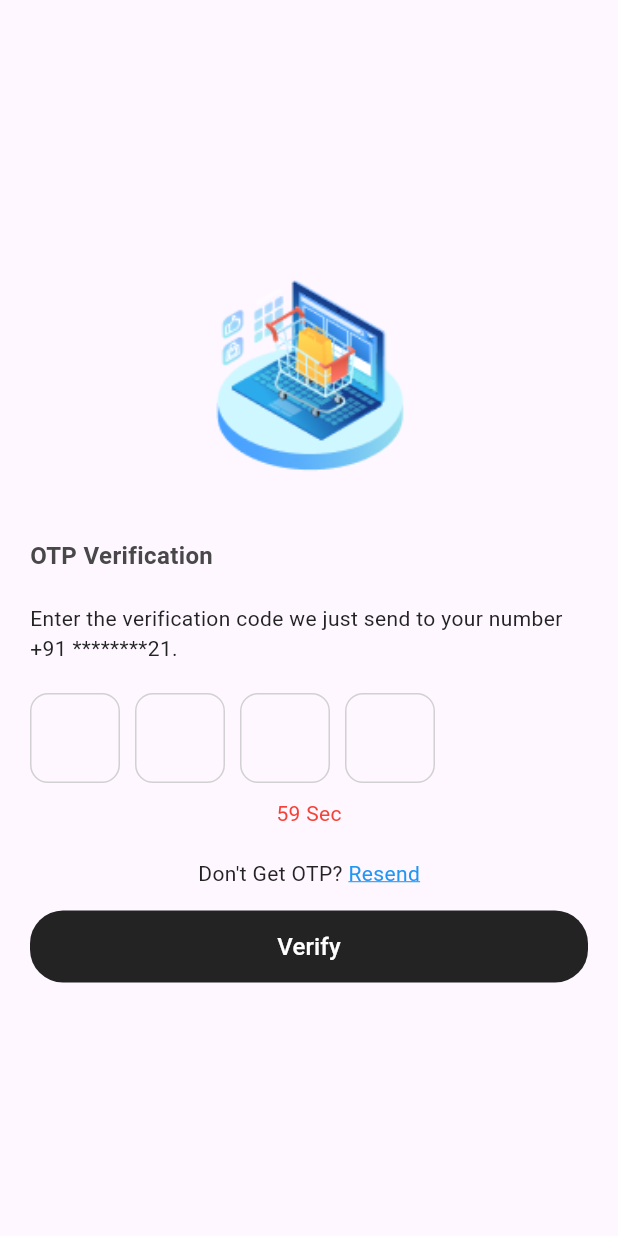
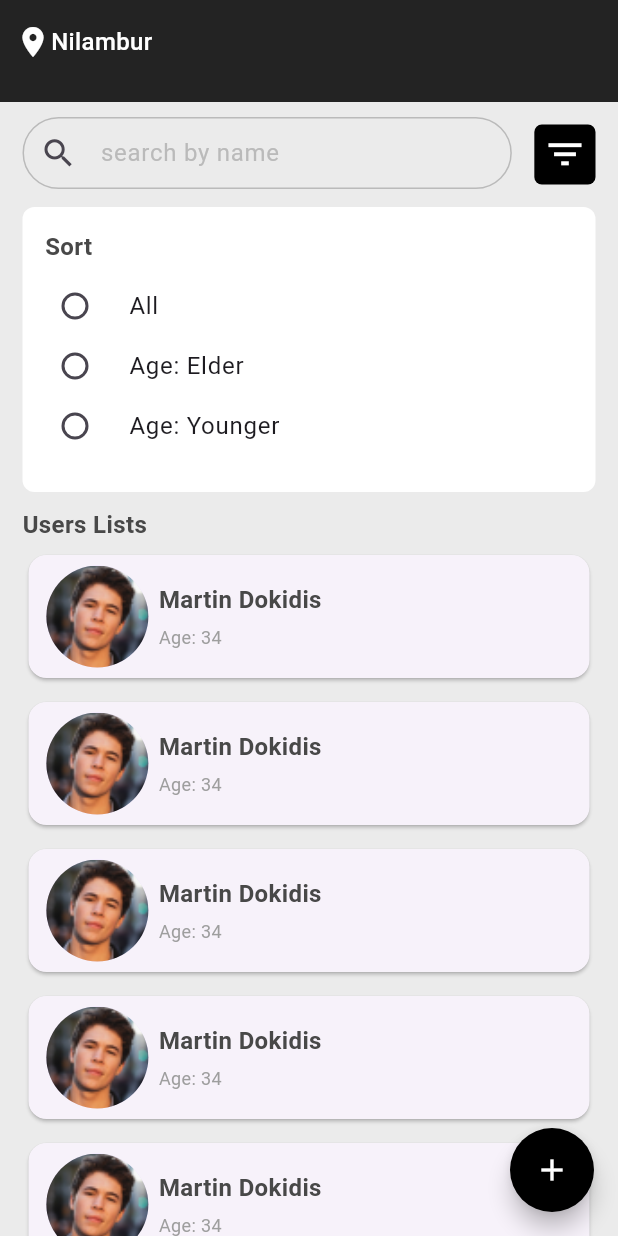
Before and after one commit to Anshif-P/total-x-machin-task, a Flutter app: the screen it shows after launch, on a phone screen of 412 x 824 dp. Run offline on Flutter 3.47's test engine with Material 3 defaults, Android fonts, the phone set to English and light mode, and no system bars.

Commit message:
ui completed

```diff
--- a/lib/main.dart
+++ b/lib/main.dart
@@ -1,4 +1,5 @@
 import 'package:flutter/material.dart';
+import 'package:total_x_machin_task/view/screen_home.dart';
 import 'package:total_x_machin_task/view/screen_mobile_authentication.dart';
 import 'package:total_x_machin_task/view/screen_otp_verification.dart';
 
@@ -12,7 +13,7 @@
   @override
   Widget build(BuildContext context) {
     return MaterialApp(
-      home: ScreenOtpVarification(),
+      home: ScreenHome(),
     );
   }
 }
--- a/lib/util/constance/colors.dart
+++ b/lib/util/constance/colors.dart
@@ -3,7 +3,7 @@ import 'package:flutter/material.dart';
 class AppColor {
   static const primaryColor = Color(0xff232323);
   static const secondaryColor = Color(0xff484848);
-  static const backgroundColor = Color(0xffF4F4F4);
+  static const backgroundColor = Color(0xffEBEBEB);
   static const textPrimary = Color(0xff232323);
   static const textSecondary = Color(0xff747474);
   static const gold = Color(0xffFFD700);
--- /dev/null
+++ b/lib/view/screen_home.dart
@@ -0,0 +1,208 @@
+import 'package:flutter/material.dart';
+import 'package:total_x_machin_task/util/constance/colors.dart';
+import 'package:total_x_machin_task/util/constance/text_style.dart';
+import 'package:total_x_machin_task/widgets/comman/search_text_field.dart';
+import 'package:total_x_machin_task/widgets/comman/user_card_widget.dart';
+import '../widgets/home_widgets/bottom_sheet.dart';
+
+// ignore: must_be_immutable
+class ScreenHome extends StatefulWidget {
+  const ScreenHome({super.key});
+
+  @override
+  State<ScreenHome> createState() => _ScreenHomeState();
+}
+
+class _ScreenHomeState extends State<ScreenHome> {
+  final TextEditingController searchController = TextEditingController();
+
+  ValueNotifier<String> radioButtonValue = ValueNotifier<String>('');
+
+  ValueNotifier<bool> isSortOpen = ValueNotifier<bool>(true);
+
+  @override
+  Widget build(BuildContext context) {
+    double screenTempHeight = MediaQuery.sizeOf(context).height;
+    double topHeight = MediaQuery.of(context).padding.top;
+    double screenHeight = screenTempHeight - topHeight;
+    return Scaffold(
+      floatingActionButton: FloatingActionButton(
+        shape: const CircleBorder(),
+        backgroundColor: Colors.black,
+        onPressed: () {
+          bottomSheetFnc(context, screenHeight);
+        },
+        child: const Icon(
+          Icons.add,
+          color: Colors.white,
+        ),
+      ),
+      backgroundColor: AppColor.backgroundColor,
+      appBar:
+          appBarFnc(isSortOpen, searchController, radioButtonValue, (value) {
+        setState(() {});
+      }),
+      body: Padding(
+        padding: const EdgeInsets.symmetric(horizontal: 15),
+        child: ListView.separated(
+            itemBuilder: (context, index) {
+              return const UserCardWidget();
+            },
+            separatorBuilder: (context, index) => const SizedBox(
+                  height: 8,
+                ),
+            itemCount: 10),
+      ),
+    );
+  }
+}
+
+PreferredSizeWidget appBarFnc(
+    isSortOpen, searchController, radioButtonValue, Function(bool) onPress) {
+  return AppBar(
+    backgroundColor: AppColor.primaryColor,
+    leadingWidth: 120,
+    leading: Row(children: [
+      const SizedBox(
+        width: 10,
+      ),
+      const Icon(
+        Icons.location_on,
+        color: Colors.white,
+      ),
+      Text(
+        'Nilambur',
+        style: AppText.mediumLight,
+      )
+    ]),
+    bottom: PreferredSize(
+        preferredSize: Size.fromHeight(isSortOpen.value ? 310 : 110),
+        // 310
+        child: Container(
+          color: AppColor.backgroundColor,
+          child: Padding(
+            padding: const EdgeInsets.symmetric(horizontal: 15),
+            child: ValueListenableBuilder(
+              valueListenable: isSortOpen,
+              builder: (context, value, child) => Column(
+                crossAxisAlignment: CrossAxisAlignment.start,
+                children: [
+                  const SizedBox(
+                    height: 10,
+                  ),
+                  Row(
+                    children: [
+                      Expanded(
+                        flex: 8,
+                        child: SearchTextFieldWidget(
+                          hintText: 'search by name',
+                          controller: searchController,
+                        ),
+                      ),
+                      const SizedBox(
+                        width: 15,
+                      ),
+                      Expanded(
+                          flex: 1,
+                          child: InkWell(
+                            onTap: () {
+                              isSortOpen.value = !isSortOpen.value;
+                              onPress(isSortOpen.value);
+                              // setState(() {});
+                            },
+                            child: Container(
+                              height: 40,
+                              decoration: BoxDecoration(
+                                color: Colors.black,
+                                borderRadius: BorderRadius.circular(5),
+                              ),
+                              child: const Icon(
+                                Icons.filter_list,
+                                size: 29,
+                                color: Colors.white,
+                              ),
+                            ),
+                          )),
+                    ],
+                  ),
+                  const SizedBox(
+                    height: 10,
+                  ),
+                  AnimatedContainer(
+                    duration: const Duration(milliseconds: 0),
+                    height: isSortOpen.value ? 190 : 0,
+                    width: double.maxFinite,
+                    decoration: BoxDecoration(
+                        borderRadius: BorderRadius.circular(8),
+                        color: Colors.white),
+                    child: Padding(
+                      padding: const EdgeInsets.all(15),
+                      child: Column(
+                        crossAxisAlignment: CrossAxisAlignment.start,
+                        children: [
+                          Text(
+                            'Sort',
+                            style: AppText.mediumdark,
+                          ),
+                          ValueListenableBuilder(
+                              valueListenable: radioButtonValue,
+                              builder: (context, value, child) {
+                                return Column(
+                                  children: [
+                                    SizedBox(
+                                      height: 40,
+                                      child: RadioListTile<String>(
+                                          contentPadding: EdgeInsets.zero,
+                                          title: const Text('All'),
+                                          value: 'option 1',
+                                          groupValue: radioButtonValue.value,
+                                          onChanged: (value) {
+                                            radioButtonValue.value = value!;
+                                          }),
+                                    ),
+                                    SizedBox(
+                                      height: 40,
+                                      child: RadioListTile<String>(
+                                          contentPadding: EdgeInsets.zero,
+                                          title: const Text('Age: Elder'),
+                                          value: 'option 2',
+                                          groupValue: radioButtonValue.value,
+                                          onChanged: (value) {
+                                            radioButtonValue.value = value!;
+                                          }),
+                                    ),
+                                    SizedBox(
+                                      height: 40,
+                                      child: RadioListTile<String>(
+                                          contentPadding: EdgeInsets.zero,
+                                          title: const Text('Age: Younger'),
+                                          value: 'option 3',
+                                          groupValue: radioButtonValue.value,
+                                          onChanged: (value) {
+                                            radioButtonValue.value = value!;
+                                          }),
+                                    ),
+                                  ],
+                                );
+                              }),
+                        ],
+                      ),
+                    ),
+                  ),
+                  const SizedBox(
+                    height: 10,
+                  ),
+                  Text(
+                    'Users Lists',
+                    style: AppText.mediumdark,
+                  ),
+                  const SizedBox(
+                    height: 5,
+                  ),
+                ],
+              ),
+            ),
+          ),
+        )),
+  );
+}
--- a/lib/view/screen_mobile_authentication.dart
+++ b/lib/view/screen_mobile_authentication.dart
@@ -4,6 +4,7 @@ import 'package:total_x_machin_task/util/validation/form_validation.dart';
 import 'package:total_x_machin_task/widgets/comman/buttom_widget.dart';
 import 'package:total_x_machin_task/widgets/comman/text_feild_widget.dart';
 
+// ignore: must_be_immutable
 class ScreenNumberAuthenticaion extends StatelessWidget {
   final TextEditingController numberController = TextEditingController();
   final GlobalKey<FormState> numberAuthFormKey = GlobalKey<FormState>();
--- /dev/null
+++ b/lib/widgets/comman/search_text_field.dart
@@ -0,0 +1,54 @@
+import 'package:flutter/material.dart';
+import 'package:total_x_machin_task/util/constance/colors.dart';
+import 'package:total_x_machin_task/util/constance/text_style.dart';
+
+// ignore: must_be_immutable
+class SearchTextFieldWidget extends StatefulWidget {
+  final String hintText;
+  final TextEditingController controller;
+
+  const SearchTextFieldWidget({
+    super.key,
+    required this.hintText,
+    required this.controller,
+  });
+
+  @override
+  State<SearchTextFieldWidget> createState() => _SearchTextFieldWidgetState();
+}
+
+class _SearchTextFieldWidgetState extends State<SearchTextFieldWidget> {
+  @override
+  Widget build(BuildContext context) {
+    return SizedBox(
+        height: 50,
+        child: TextFormField(
+          onEditingComplete: () {
+            FocusScope.of(context).nextFocus();
+          },
+          controller: widget.controller,
+          decoration: InputDecoration(
+            isDense: true,
+            constraints: const BoxConstraints(maxHeight: 70, minHeight: 35),
+            focusedBorder: OutlineInputBorder(
+              borderSide: const BorderSide(color: Colors.black),
+              borderRadius: BorderRadius.circular(30.0),
+            ),
+            enabledBorder: OutlineInputBorder(
+              borderSide: const BorderSide(color: AppColor.lightGreyColor),
+              borderRadius: BorderRadius.circular(30.0),
+            ),
+            prefixIcon: const Icon(
+              Icons.search,
+              size: 25,
+            ),
+            contentPadding: const EdgeInsets.only(bottom: 20),
+            alignLabelWithHint: true,
+            hintText: widget.hintText,
+            hintStyle: const TextStyle(
+              color: AppColor.lightGreyColor,
+            ),
+          ),
+        ));
+  }
+}
--- /dev/null
+++ b/lib/widgets/comman/user_card_widget.dart
@@ -0,0 +1,51 @@
+import 'package:flutter/material.dart';
+import 'package:total_x_machin_task/util/constance/text_style.dart';
+
+class UserCardWidget extends StatelessWidget {
+  const UserCardWidget({super.key});
+
+  @override
+  Widget build(BuildContext context) {
+    return SizedBox(
+      height: 90,
+      child: Card(
+        child: Row(
+          children: [
+            const SizedBox(
+              width: 10,
+            ),
+            const Expanded(
+                flex: 2,
+                child: CircleAvatar(
+                  radius: 34,
+                  backgroundImage:
+                      AssetImage('assets/image/Rectangle 88 (1).png'),
+                )),
+            const SizedBox(
+              width: 5,
+            ),
+            Expanded(
+                flex: 8,
+                child: Column(
+                  mainAxisAlignment: MainAxisAlignment.center,
+                  crossAxisAlignment: CrossAxisAlignment.start,
+                  children: [
+                    Text(
+                      'Martin Dokidis',
+                      style: AppText.mediumdark,
+                    ),
+                    const SizedBox(
+                      height: 5,
+                    ),
+                    Text(
+                      'Age: 34',
+                      style: AppText.smallGrey,
+                    )
+                  ],
+                ))
+          ],
+        ),
+      ),
+    );
+  }
+}
```
Also changed, not shown: lib/view/screen_otp_verification.dart (+0 -117 lines), lib/widgets/comman/half_circle.dart (added, +41 -0 lines), lib/widgets/home_widgets/add_user_buttom_widget.dart (added, +50 -0 lines), lib/widgets/home_widgets/bottom_sheet.dart (added, +136 -0 lines).
